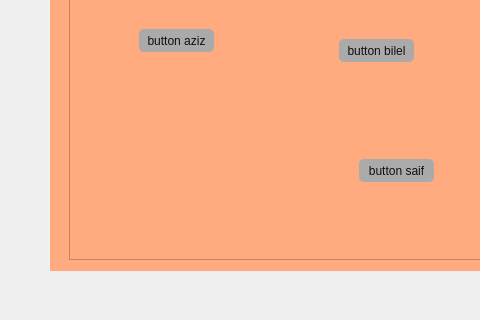
Above: mainwindow.ui from hanenjabnoun-Esprit-2019/Smart_Pastry_Shop_2A25 before the change; both pictures show x 0 to 480 and y 130 to 450 of the 800 by 600 pixel window. Below: the same form after it.
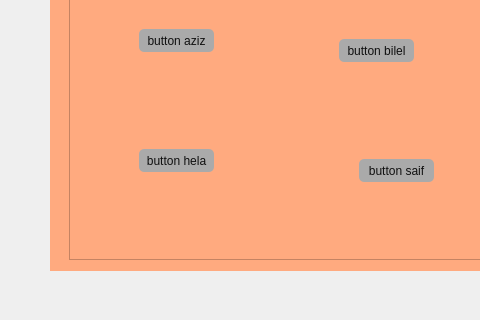
That is the form after the change.

```diff
--- a/mainwindow.ui
+++ b/mainwindow.ui
@@ -1262,6 +1262,25 @@
         <string>button saif</string>
        </property>
       </widget>
+      <widget class="QPushButton" name="pushButton_6">
+       <property name="geometry">
+        <rect>
+         <x>70</x>
+         <y>260</y>
+         <width>75</width>
+         <height>23</height>
+        </rect>
+       </property>
+       <property name="styleSheet">
+        <string notr="true">Padding: 1px;
+Border-radius: 5px;
+Background: #aaa;
+Color: #101010;</string>
+       </property>
+       <property name="text">
+        <string>button hela</string>
+       </property>
+      </widget>
      </widget>
     </widget>
    </widget>
```
